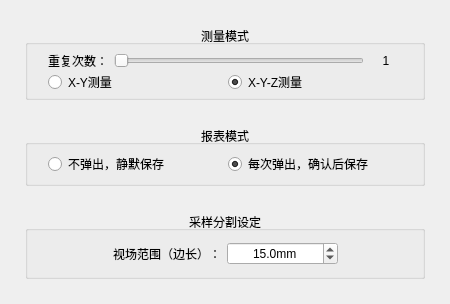
trigrass2/Intelligence3DMeasurement, file Intelligence3DMeasurement/ProcessTypeCfgDlg.ui: the form before one commit.
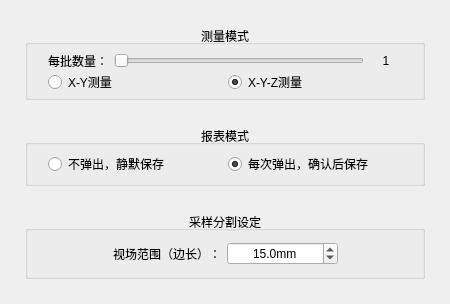
The form after the commit.

The edit to the form file:
```diff
--- a/Intelligence3DMeasurement/ProcessTypeCfgDlg.ui
+++ b/Intelligence3DMeasurement/ProcessTypeCfgDlg.ui
@@ -73,7 +73,7 @@
         <item>
          <widget class="QLabel" name="label">
           <property name="text">
-           <string>重复次数：</string>
+           <string>每批数量：</string>
           </property>
           <property name="buddy">
            <cstring>subGroupVolSlider</cstring>
```
Left out of the diff: 4 changed lines with no effect on the pictures.
